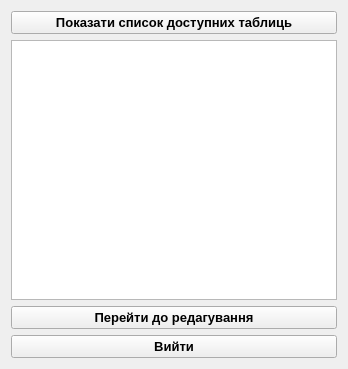
Old version of the form menu.ui in the repository Instrate/Python_ODBC_Lab.
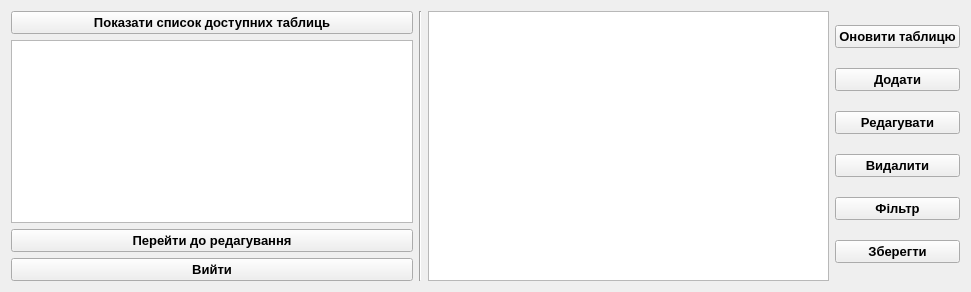
New version of the form.

The edit to the form file:
```diff
--- a/menu.ui
+++ b/menu.ui
@@ -6,10 +6,18 @@
    <rect>
     <x>0</x>
     <y>0</y>
-    <width>348</width>
-    <height>369</height>
+    <width>971</width>
+    <height>292</height>
    </rect>
   </property>
+  <property name="font">
+   <font>
+    <family>Arial</family>
+    <pointsize>10</pointsize>
+    <weight>75</weight>
+    <bold>true</bold>
+   </font>
+  </property>
   <property name="windowTitle">
    <string>Form</string>
   </property>
@@ -29,6 +37,65 @@
      </property>
     </widget>
    </item>
+   <item row="0" column="1" rowspan="4">
+    <widget class="Line" name="line">
+     <property name="autoFillBackground">
+      <bool>false</bool>
+     </property>
+     <property name="orientation">
+      <enum>Qt::Vertical</enum>
+     </property>
+    </widget>
+   </item>
+   <item row="0" column="2" rowspan="4">
+    <widget class="QTableView" name="table"/>
+   </item>
+   <item row="0" column="3" rowspan="4">
+    <layout class="QVBoxLayout" name="verticalLayout">
+     <item>
+      <widget class="QPushButton" name="buttonRefresh">
+       <property name="text">
+        <string>Оновити таблицю</string>
+       </property>
+      </widget>
+     </item>
+     <item>
+      <widget class="QPushButton" name="buttonInput">
+       <property name="text">
+        <string>Додати</string>
+       </property>
+      </widget>
+     </item>
+     <item>
+      <widget class="QPushButton" name="buttonEdit">
+       <property name="text">
+        <string>Редагувати</string>
+       </property>
+      </widget>
+     </item>
+     <item>
+      <widget class="QPushButton" name="buttonDelete">
+       <property name="text">
+        <string>Видалити</string>
+       </property>
+      </widget>
+     </item>
+     <item>
+      <widget class="QPushButton" name="buttonFilter">
+       <property name="text">
+        <string>Фільтр</string>
+       </property>
+      </widget>
+     </item>
+     <item>
+      <widget class="QPushButton" name="buttonSave">
+       <property name="text">
+        <string>Зберегти</string>
+       </property>
+      </widget>
+     </item>
+    </layout>
+   </item>
    <item row="1" column="0">
     <widget class="QListWidget" name="tablesListWidget">
      <property name="font">
```
Left out of the diff: 8 changed lines with no effect on the pictures.
